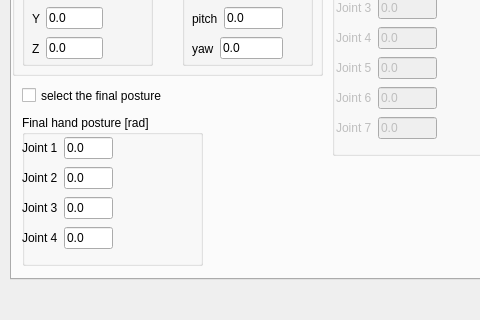
Old version of the form ui/rrtconnectdialog.ui in the repository zohannn/motion_manager; both pictures show x 0 to 480 and y 121 to 441 of the 873 by 441 pixel window.
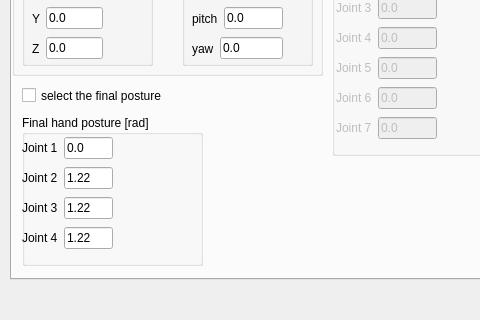
New version of the form. The open tabs and pages were chosen to show the change.

```diff
--- a/ui/rrtconnectdialog.ui
+++ b/ui/rrtconnectdialog.ui
@@ -1353,7 +1353,7 @@
          <item>
           <widget class="QLineEdit" name="lineEdit_final_hand_2">
            <property name="text">
-            <string>0.0</string>
+            <string>1.22</string>
            </property>
           </widget>
          </item>
@@ -1371,7 +1371,7 @@
          <item>
           <widget class="QLineEdit" name="lineEdit_final_hand_3">
            <property name="text">
-            <string>0.0</string>
+            <string>1.22</string>
            </property>
           </widget>
          </item>
@@ -1389,7 +1389,7 @@
          <item>
           <widget class="QLineEdit" name="lineEdit_final_hand_4">
            <property name="text">
-            <string>0.0</string>
+            <string>1.22</string>
            </property>
           </widget>
          </item>
```
